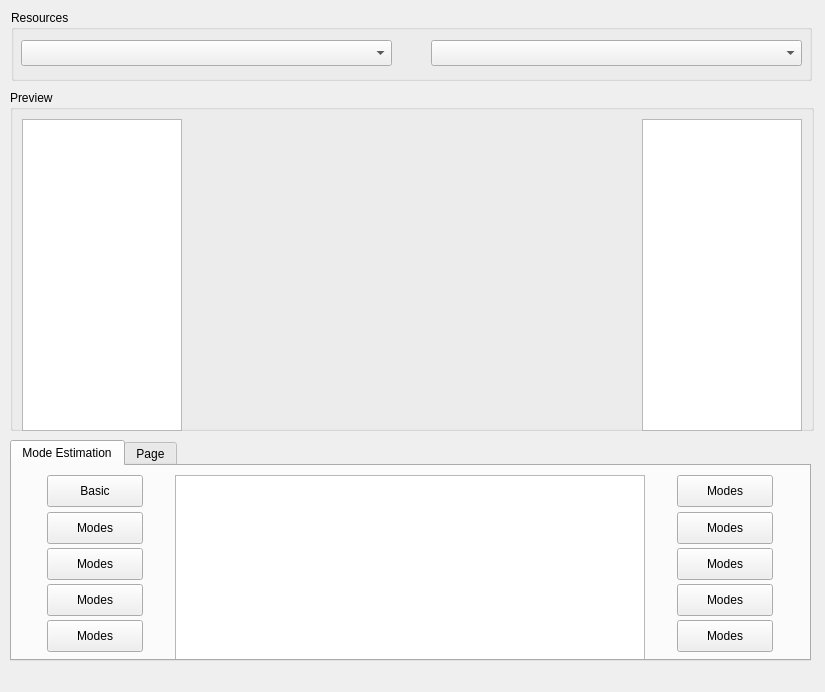
fran-jo/SimuGUI, file res/mae_signalanalysis_gui.ui: the form before one commit.
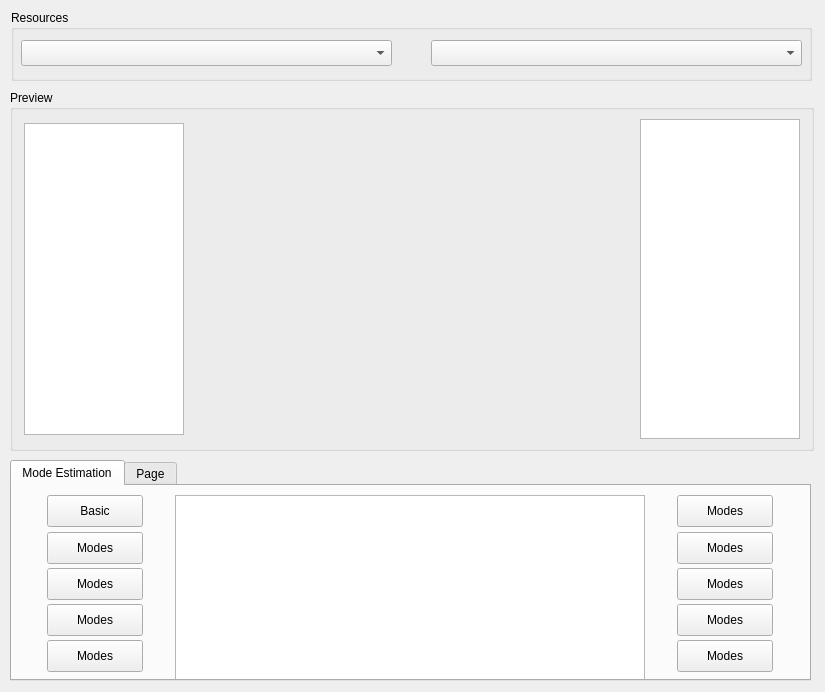
The form after the commit.

Diff of the .ui file:
```diff
--- a/res/mae_signalanalysis_gui.ui
+++ b/res/mae_signalanalysis_gui.ui
@@ -111,7 +111,7 @@
    <property name="geometry">
     <rect>
      <x>10</x>
-     <y>440</y>
+     <y>460</y>
      <width>801</width>
      <height>221</height>
     </rect>
@@ -464,13 +464,13 @@
     </attribute>
    </widget>
   </widget>
-  <widget class="QGroupBox" name="">
+  <widget class="QGroupBox" name="groupBox">
    <property name="geometry">
     <rect>
      <x>10</x>
      <y>90</y>
      <width>804</width>
-     <height>341</height>
+     <height>361</height>
     </rect>
    </property>
    <property name="title">
@@ -550,13 +550,13 @@
       </property>
       <property name="minimumSize">
        <size>
-        <width>470</width>
+        <width>440</width>
         <height>312</height>
        </size>
       </property>
       <property name="maximumSize">
        <size>
-        <width>470</width>
+        <width>440</width>
         <height>312</height>
        </size>
       </property>
```
Left out of the diff: 4 changed lines with no effect on the pictures.
